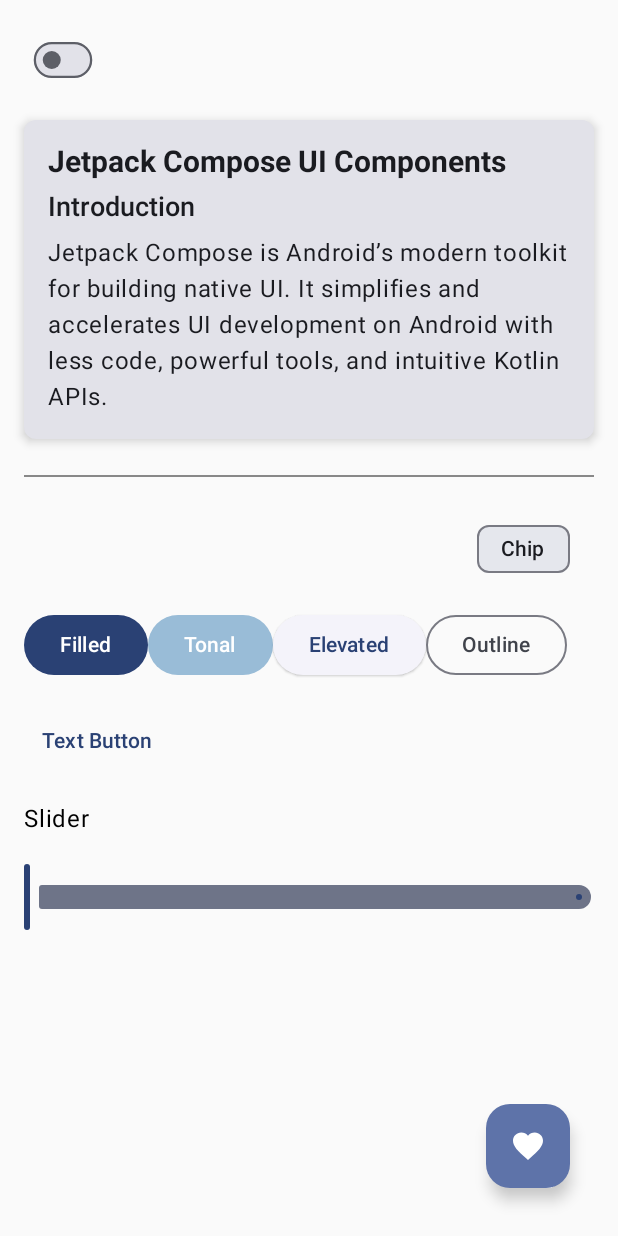
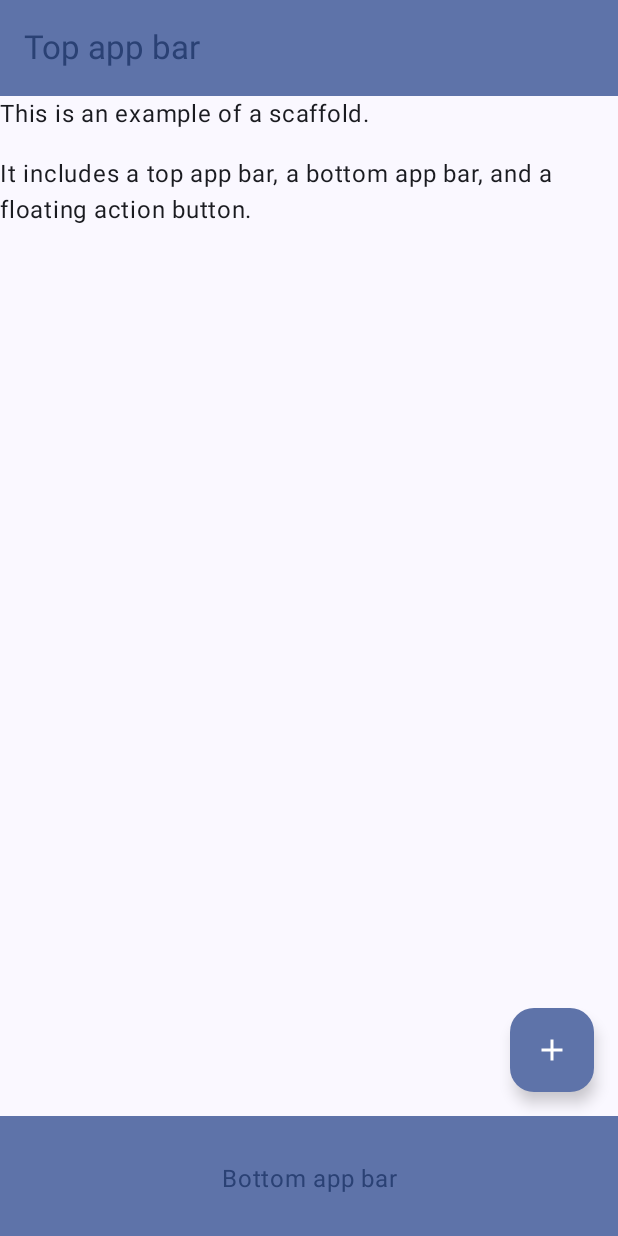
Before and after one commit to Laurina23/Compose-UIcomponents, an Android app built with Jetpack Compose: the screen it shows after launch (MainActivity), on a phone screen of 412 x 824 dp. Run offline under Robolectric (Android 15) with nearby library versions, the phone set to English and light mode, and no system bars.

Commit message:
Implemented Scaffold

```diff
--- a/UIcomponents/app/src/main/java/com/example/uicomponents/MainActivity.kt
+++ b/UIcomponents/app/src/main/java/com/example/uicomponents/MainActivity.kt
@@ -6,8 +6,10 @@ import androidx.activity.compose.setContent
 import androidx.compose.foundation.layout.*
 import androidx.compose.foundation.shape.RoundedCornerShape
 import androidx.compose.material.icons.Icons
+import androidx.compose.material.icons.filled.Add
 import androidx.compose.material.icons.filled.Favorite
 import androidx.compose.material3.*
+import androidx.compose.material3.TopAppBarDefaults.topAppBarColors
 import androidx.compose.runtime.*
 import androidx.compose.ui.Alignment
 import androidx.compose.ui.Modifier
@@ -15,6 +17,7 @@ import androidx.compose.ui.draw.scale
 import androidx.compose.ui.graphics.Color
 import androidx.compose.ui.text.TextStyle
 import androidx.compose.ui.text.font.FontWeight
+import androidx.compose.ui.text.style.TextAlign
 import androidx.compose.ui.unit.dp
 import androidx.compose.ui.unit.sp
 import com.example.uicomponents.ui.theme.UIcomponentsTheme
@@ -24,113 +27,53 @@ class MainActivity : ComponentActivity() {
         super.onCreate(savedInstanceState)
         setContent {
             UIcomponentsTheme{
-                UIComponents()
+                ScaffoldExample()
             }
         }
     }
 }
+@OptIn(ExperimentalMaterial3Api::class)
 @Composable
-fun UIComponents() {
-    var sliderPosition by remember { mutableStateOf(0f) }
-    var switchState by remember { mutableStateOf(false) }
-    Box(
-        modifier = Modifier
-            .fillMaxSize()
-            .padding(16.dp)
-    ) {
+fun ScaffoldExample() {
+    Scaffold(
+        topBar = {
+            TopAppBar(
+                colors = topAppBarColors(
+                    containerColor = MaterialTheme.colorScheme.primaryContainer,
+                    titleContentColor = MaterialTheme.colorScheme.primary,
+                ),
+                title = {
+                    Text("Top app bar")
+                }
+            )
+        },
+        bottomBar = {
+            BottomAppBar(
+                containerColor = MaterialTheme.colorScheme.primaryContainer,
+                contentColor = MaterialTheme.colorScheme.primary,
+            ) {
+                Text(
+                    modifier = Modifier
+                        .fillMaxWidth(),
+                    textAlign = TextAlign.Center,
+                    text = "Bottom app bar",
+                )
+            }
+        },
+        floatingActionButton = {
+            FloatingActionButton(onClick = {}) {
+                Icon(Icons.Default.Add, contentDescription = "Add")
+            }
+        }
+    ) { innerPadding ->
         Column(
             modifier = Modifier
-                .fillMaxWidth()
-                .align(Alignment.TopStart),
-            horizontalAlignment = Alignment.Start,
-            verticalArrangement = Arrangement.spacedBy(16.dp)
+                .padding(innerPadding),
+            verticalArrangement = Arrangement.spacedBy(16.dp),
         ) {
 
-            Row(
-                modifier = Modifier.fillMaxWidth(),
-                verticalAlignment = Alignment.CenterVertically,
-                horizontalArrangement = Arrangement.Start
-            ) {
-                Switch(
-                    checked = switchState,
-                    onCheckedChange = { switchState = it },
-                    modifier = Modifier
-                        .scale(0.75f)
-                )
-            }
-            Card(
-                shape = RoundedCornerShape(8.dp),
-                modifier = Modifier.fillMaxWidth(),
-                elevation = CardDefaults.cardElevation(4.dp)
-            ) {
-                Column(
-                    modifier = Modifier.padding(16.dp)
-                ) {
-                    Text(
-                        text = "Jetpack Compose UI Components",
-                        style = TextStyle(fontWeight = FontWeight.Bold, fontSize = 20.sp)
-                    )
-                    Spacer(modifier = Modifier.height(8.dp))
-                    Text(
-                        text = "Introduction",
-                        style = TextStyle(fontWeight = FontWeight.SemiBold, fontSize = 18.sp)
-                    )
-                    Spacer(modifier = Modifier.height(8.dp))
-                    Text(
-                        text = "Jetpack Compose is Android’s modern toolkit for building native UI. It simplifies and accelerates UI development on Android with less code, powerful tools, and intuitive Kotlin APIs."
-                    )
-                }
-            }
-            Divider(
-                color = Color.Gray,
-                thickness = 1.dp,
-                modifier = Modifier.padding(vertical = 8.dp)
-            )
-            Row(
-                modifier = Modifier
-                    .fillMaxWidth()
-                    .padding(end = 16.dp),
-                horizontalArrangement = Arrangement.End
-            ) {
-                AssistChip(
-                    onClick = {},
-                    label = { Text("Chip") },
-                    colors = AssistChipDefaults.assistChipColors(containerColor = MaterialTheme.colorScheme.primary.copy(alpha = 0.1f))
-                )
-            }
-            Row {
-                Button(onClick = {}) {
-                    Text("Filled")
-                }
-                Button(
-                    onClick = {},
-                    colors = ButtonDefaults.buttonColors(containerColor = Color(0xFF99BCD7))
-                ) {
-                    Text("Tonal")
-                }
-                ElevatedButton(onClick = {}) {
-                    Text("Elevated")
-                }
-                OutlinedButton(onClick = {}) {
-                    Text("Outline")
-                }
-            }
-            TextButton(onClick = {}) {
-                Text("Text Button")
-            }
-            Text(text = "Slider")
-            Slider(
-                value = sliderPosition,
-                onValueChange = { sliderPosition = it },
-            )
-        }
-        FloatingActionButton(
-            onClick = {},
-            modifier = Modifier
-                .align(Alignment.BottomEnd)
-                .padding(16.dp)
-        ) {
-            Icon(Icons.Filled.Favorite, contentDescription = "Favorite")
+                Text(text = "This is an example of a scaffold.")
+                Text(text = "It includes a top app bar, a bottom app bar, and a floating action button.")
         }
     }
 }
```
